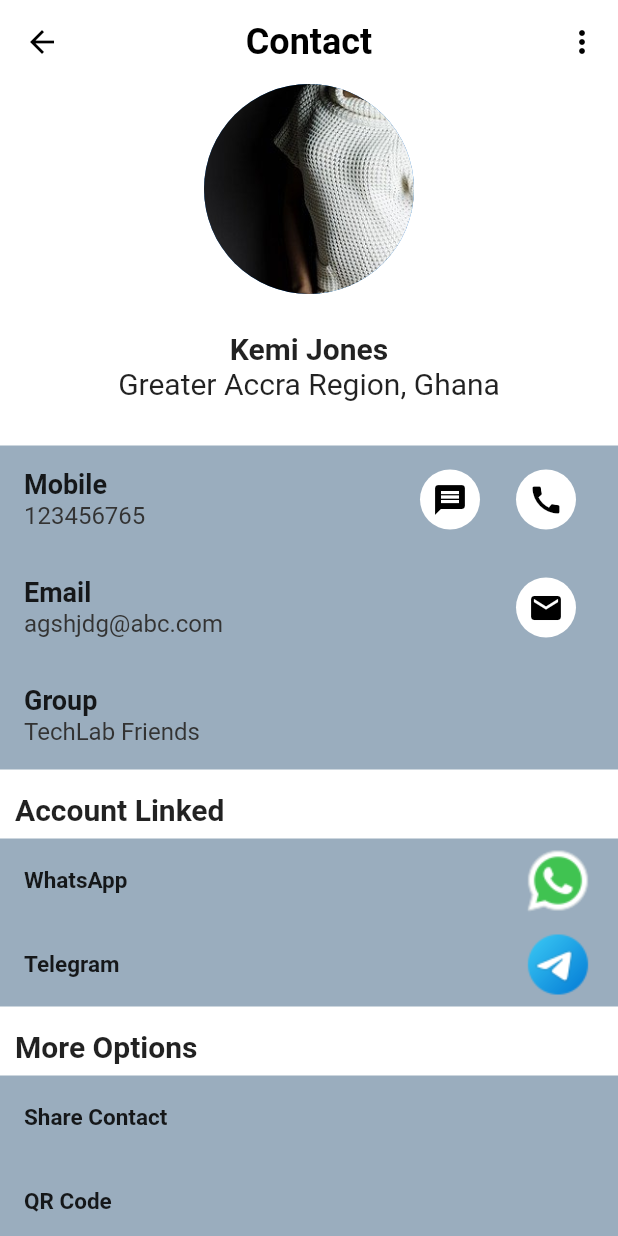
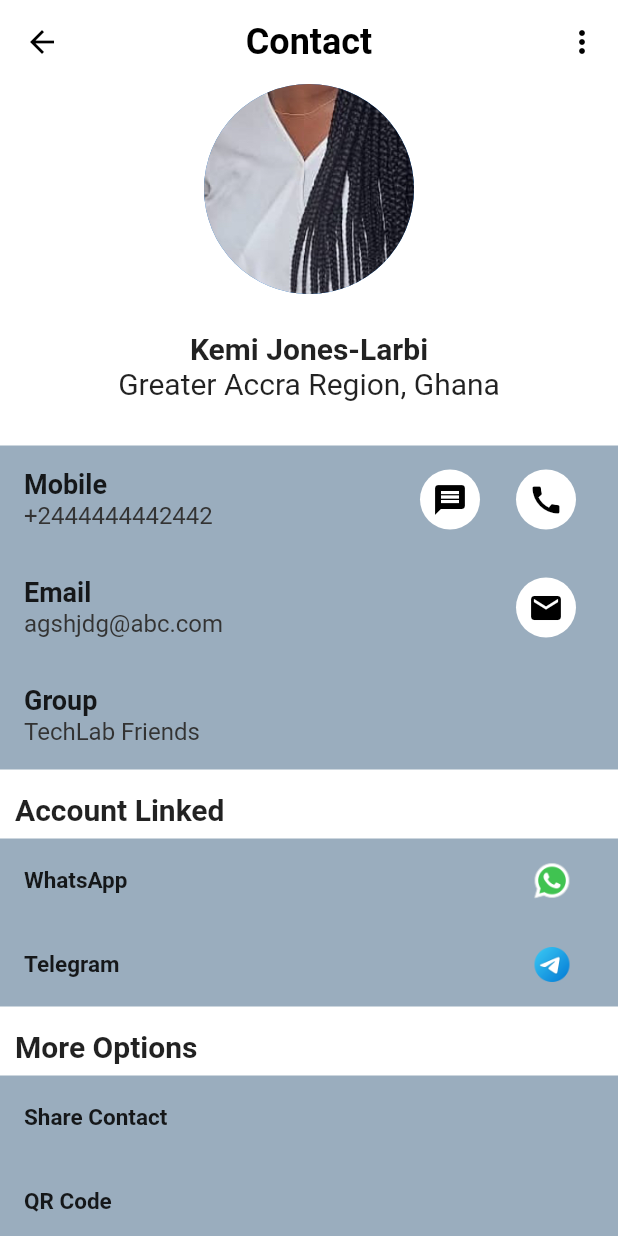
Before and after one commit to NiiHardy/contact-book-app, a Flutter app: the screen it shows after launch, after a tap on "Kemi Jones-Larbi", on a phone screen of 412 x 824 dp. Run offline on Flutter 3.47's test engine with Material 2 defaults, Android fonts, the phone set to English and light mode, and no system bars; our stand-ins replace grouped_list.

Commit message:
first commit

```diff
--- a/lib/contact_details_view.dart
+++ b/lib/contact_details_view.dart
@@ -31,7 +31,7 @@ class ContactDetailsView extends StatelessWidget {
         children: [
           const CircleAvatar(
             radius: 70,
-            backgroundImage: AssetImage('assets/woman.jpg'),
+            backgroundImage: AssetImage('assets/kemi.jpg'),
           ),
           const SizedBox(height: 25),
           Center(
@@ -158,7 +158,10 @@ class ContactDetailsView extends StatelessWidget {
                       style:
                           TextStyle(fontSize: 15, fontWeight: FontWeight.w600),
                     ),
-                    trailing: Image.asset('assets/whatsapp.png'),
+                    trailing: Padding(
+                      padding: const EdgeInsets.all(14.0),
+                      child: Image.asset('assets/whatsapp.png'),
+                    ),
                   ),
                   ListTile(
                     title: const Text(
@@ -166,7 +169,10 @@ class ContactDetailsView extends StatelessWidget {
                       style:
                           TextStyle(fontSize: 15, fontWeight: FontWeight.w600),
                     ),
-                    trailing: Image.asset('assets/telegram.png'),
+                    trailing: Padding(
+                      padding: const EdgeInsets.all(14.0),
+                      child: Image.asset('assets/telegram.png'),
+                    ),
                   ),
                 ],
               ),
--- a/lib/home_view2.dart
+++ b/lib/home_view2.dart
@@ -15,7 +15,7 @@ class HomeView2 extends StatelessWidget {
       "phone": "1-373-325-2537",
       "email": "mus@google.edu",
       "country": "Ireland",
-      "region": "Connacht"
+      "region": "Connacht",
     },
     {
       "name": "Iola Wilson",
@@ -121,18 +121,18 @@ class HomeView2 extends StatelessWidget {
                     onTap: () {
                       Navigator.push(context,
                           MaterialPageRoute(builder: (context) {
-                        return ContactDetailsView(
+                           return ContactDetailsView(
                             contact: Contact(
                                 country: 'Ghana',
                                 email: 'agshjdg@abc.com',
-                                name: 'Kemi Jones',
-                                phone: '123456765',
+                                name: 'Kemi Jones-Larbi',
+                                phone: '+2444444442442',
                                 region: 'Greater Accra Region'));
                       }));
                     },
                     leading: const CircleAvatar(
                       radius: 25,
-                      backgroundImage: AssetImage('assets/woman.jpg'),
+                      backgroundImage: AssetImage('assets/kemi.jpg'),
                     ),
                     title: const Text(
                       'Kemi Jones-Larbi',
```
Also changed, not shown: assets/kemi.jpg (added).
